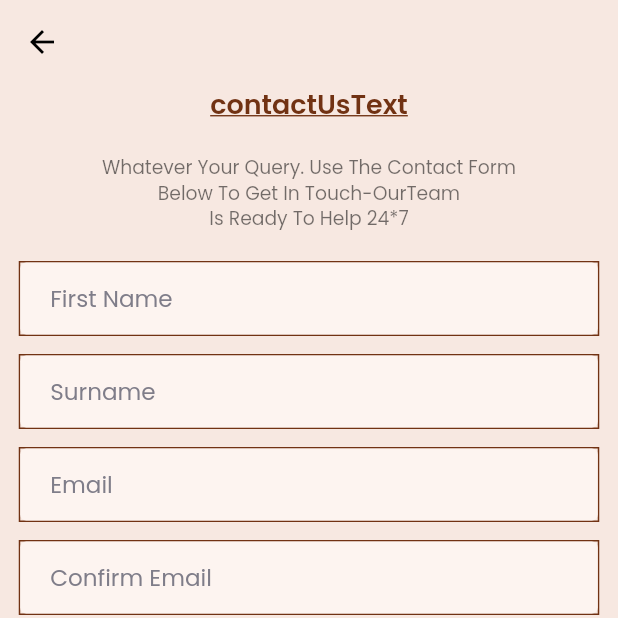
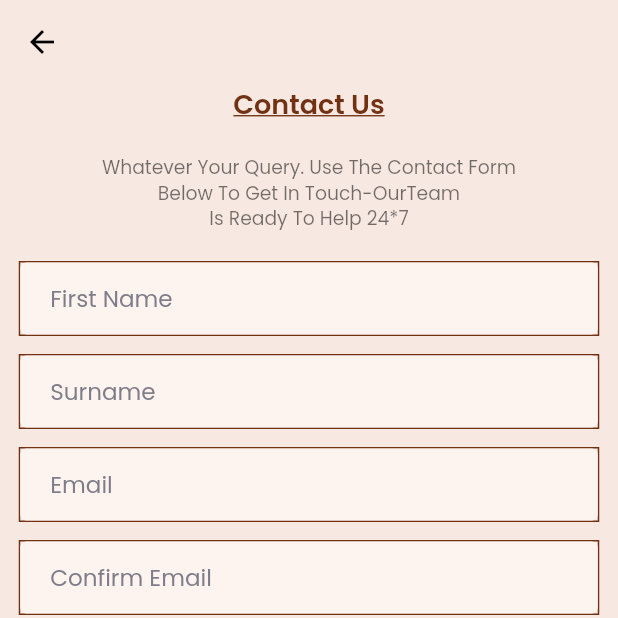
Before and after one commit to amaugarci/sololuxuryflutter, a Flutter app: the ContactUsScreen screen opened by its route, on a phone screen of 412 x 824 dp, the top half of it. Run offline on Flutter 3.47's test engine with Material 2 defaults, Android fonts, the phone set to English and light mode, and no system bars; our stand-ins replace awesome_dialog, cached_network_image, carousel_slider, connectivity_plus, datetime_picker_formfield, dio and 8 more; missing offline and left inert: connectivity_plus_web, dio_http_cache, livechatt, shared_preferences_web, wakelock_web; accounts and stored records are empty; network calls fail; project files that could hold a hidden picture were left out.

Commit message:
15297_commit

```diff
--- a/lib/app/screens/contact_us/contact_us_screen.dart
+++ b/lib/app/screens/contact_us/contact_us_screen.dart
@@ -31,8 +31,8 @@ class ContactUsScreen extends GetView<ContactUsController> {
               padding: const EdgeInsets.symmetric(horizontal: 12.5),
               child: Column(
                 children: [
-                  const Text(
-                    LanguageConstant.contactUsText,
+                  Text(
+                    LanguageConstant.contactUsText.tr,
                     style: TextStyle(
                       color: appColor,
                       decoration: TextDecoration.underline,
@@ -186,7 +186,7 @@ class ContactUsScreen extends GetView<ContactUsController> {
                               child: new Text(
                                 item1.name ?? '',    //Names that the api dropdown contains
                                 style: TextStyle(
-                                  fontSize: 13.0,
+                                  fontSize: 15.0,
                                 ),
                               ),
                               value: item1.name.toString()       //Id that has to be passed that the dropdown has.....
```
